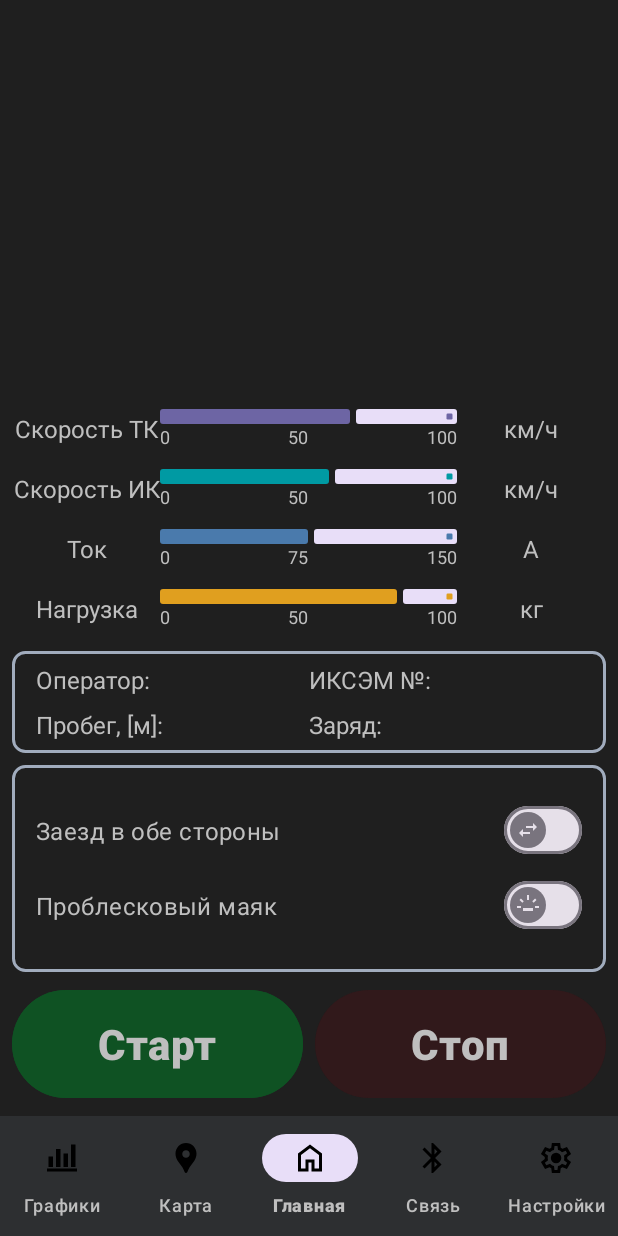
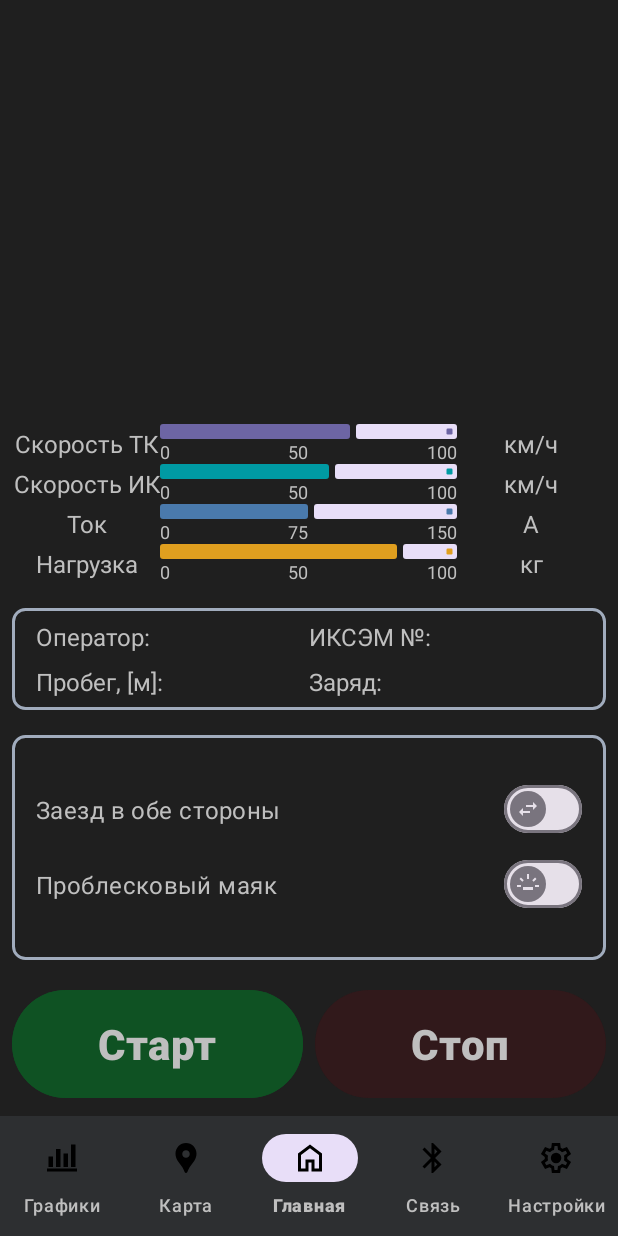
Before and after one commit to mkopichev/iksem_new, an Android app: the screen it shows after launch (MainActivity), on a phone screen of 412 x 824 dp. Run offline under Robolectric (Android 15) with nearby library versions, the phone set to English and light mode, and no system bars.

```diff
--- a/iksem_software/app/src/main/res/layout/fragment_home.xml
+++ b/iksem_software/app/src/main/res/layout/fragment_home.xml
@@ -45,8 +45,7 @@
 
         <TableRow
             android:layout_width="match_parent"
-            android:layout_height="wrap_content"
-            android:minHeight="40dp">
+            android:layout_height="wrap_content">
 
             <TextView
                 style="@style/header_text_2"
@@ -115,8 +114,7 @@
 
         <TableRow
             android:layout_width="match_parent"
-            android:layout_height="wrap_content"
-            android:minHeight="40dp">
+            android:layout_height="wrap_content">
 
             <TextView
                 style="@style/header_text_2"
@@ -185,8 +183,7 @@
 
         <TableRow
             android:layout_width="match_parent"
-            android:layout_height="wrap_content"
-            android:minHeight="40dp">
+            android:layout_height="wrap_content">
 
             <TextView
                 style="@style/header_text_2"
@@ -256,8 +253,7 @@
 
         <TableRow
             android:layout_width="match_parent"
-            android:layout_height="wrap_content"
-            android:minHeight="40dp">
+            android:layout_height="wrap_content">
 
             <TextView
                 style="@style/header_text_2"
```
Also changed, not shown: iksem_software/app/src/main/ic_launcher-playstore.png, iksem_software/app/src/main/res/mipmap-hdpi/ic_launcher.webp, iksem_software/app/src/main/res/mipmap-hdpi/ic_launcher_foreground.webp, iksem_software/app/src/main/res/mipmap-hdpi/ic_launcher_round.webp, iksem_software/app/src/main/res/mipmap-mdpi/ic_launcher.webp, iksem_software/app/src/main/res/mipmap-mdpi/ic_launcher_foreground.webp, iksem_software/app/src/main/res/mipmap-mdpi/ic_launcher_round.webp, iksem_software/app/src/main/res/mipmap-xhdpi/ic_launcher.webp, iksem_software/app/src/main/res/mipmap-xhdpi/ic_launcher_foreground.webp, iksem_software/app/src/main/res/mipmap-xhdpi/ic_launcher_round.webp, iksem_software/app/src/main/res/mipmap-xxhdpi/ic_launcher.webp, iksem_software/app/src/main/res/mipmap-xxhdpi/ic_launcher_foreground.webp, iksem_software/app/src/main/res/mipmap-xxhdpi/ic_launcher_round.webp, iksem_software/app/src/main/res/mipmap-xxxhdpi/ic_launcher.webp, 2 more files.
